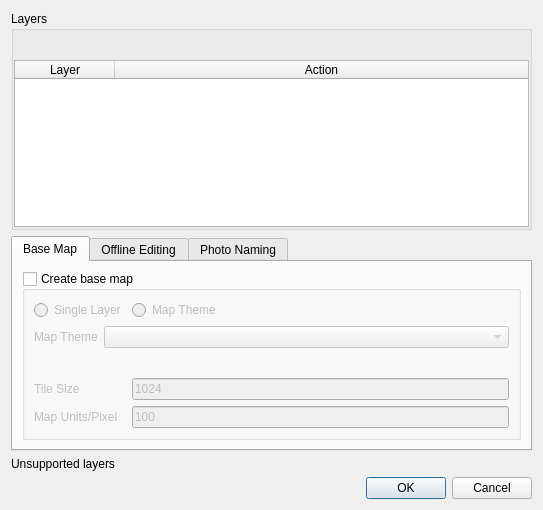
This is qfieldsync/ui/project_configuration_dialog.ui in opengisch/qfieldsync as Qt 5 draws it before an edit. The edited form follows.
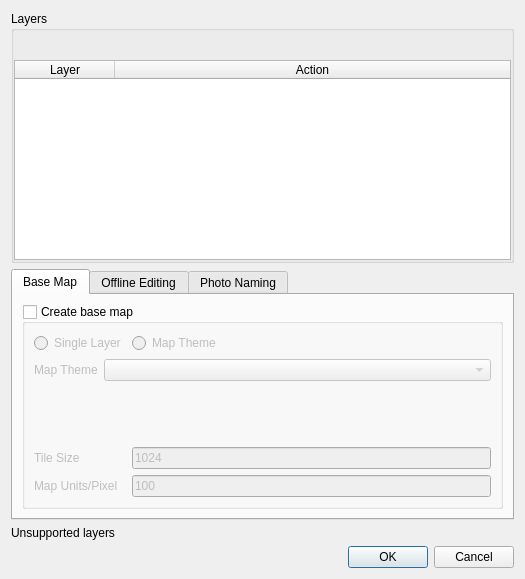
This is the edited form. Icons and pictures are not drawn. Custom widgets are drawn as their Qt base class.

Diff of the .ui file:
```diff
--- a/qfieldsync/ui/project_configuration_dialog.ui
+++ b/qfieldsync/ui/project_configuration_dialog.ui
@@ -6,8 +6,8 @@
    <rect>
     <x>0</x>
     <y>0</y>
-    <width>543</width>
-    <height>510</height>
+    <width>525</width>
+    <height>579</height>
    </rect>
   </property>
   <property name="windowTitle">
```
Left out of the diff: 1 changed line with no effect on the pictures.
